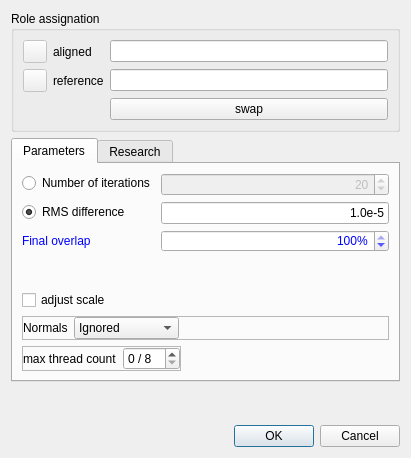
The window that qCC/ui_templates/registrationDlg.ui (CloudCompare/CloudCompare) describes before a commit, drawn with Qt 5.
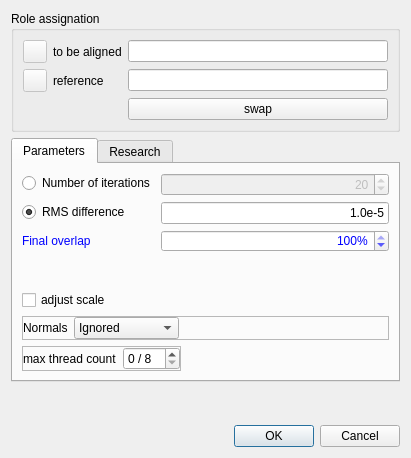
The same window after the commit.

Commit message: Improve wording by specifying 'to be aligned' instead of 'aligned' when it makes sense

```diff
--- a/qCC/ui_templates/registrationDlg.ui
+++ b/qCC/ui_templates/registrationDlg.ui
@@ -32,7 +32,7 @@
          <string>'data' entity</string>
         </property>
         <property name="text">
-         <string>aligned</string>
+         <string>to be aligned</string>
         </property>
        </widget>
       </item>
```
Left out of the diff: 4 changed lines with no effect on the pictures. The commit also changes 5 other files.
